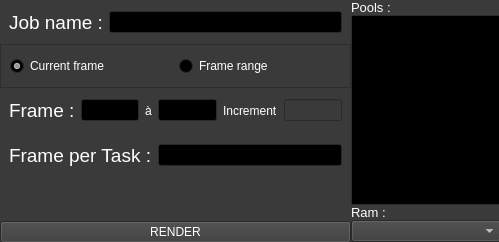
The window that submitter/qt/submitter.ui (ArtFXDev/submitter) describes before a commit, drawn with Qt 5.
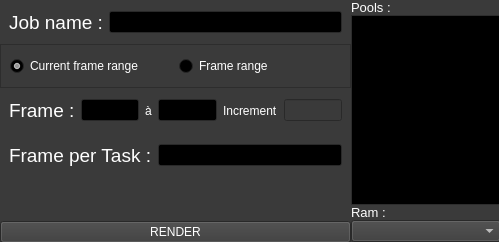
The same window after the commit.

Diff of the .ui file:
```diff
--- a/submitter/qt/submitter.ui
+++ b/submitter/qt/submitter.ui
@@ -577,7 +577,7 @@
           <item>
            <widget class="QRadioButton" name="rb_frame">
             <property name="text">
-             <string>Current frame</string>
+             <string>Current frame range</string>
             </property>
             <property name="checked">
              <bool>true</bool>
```
Left out of the diff: 6 changed lines with no effect on the pictures.
